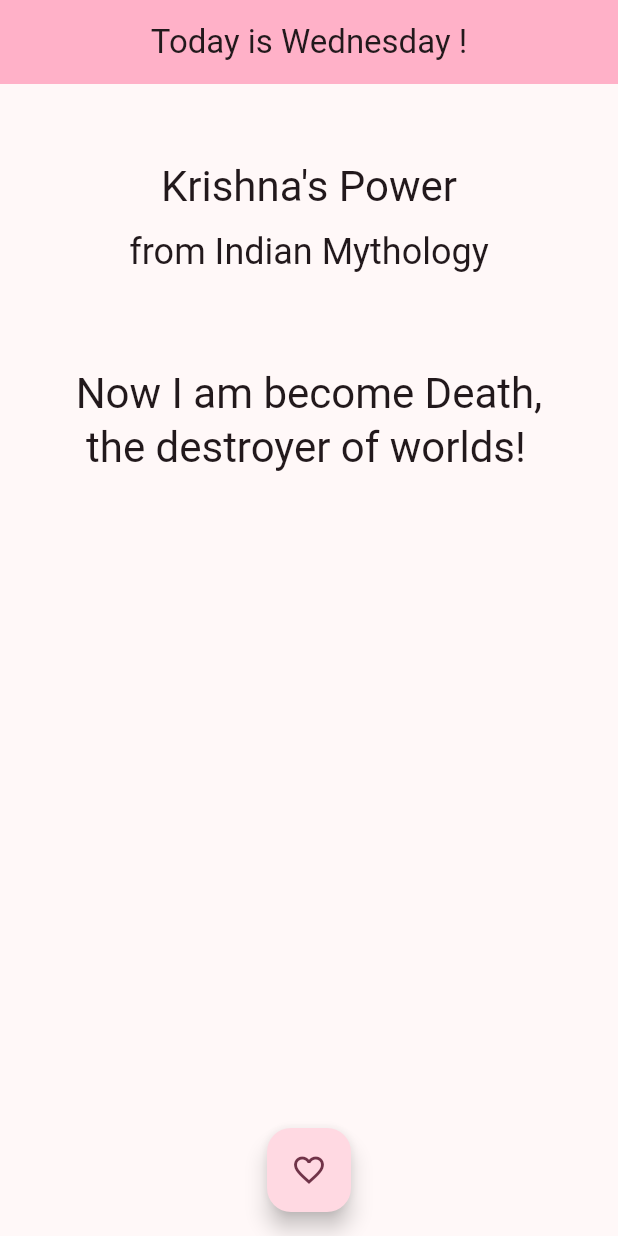
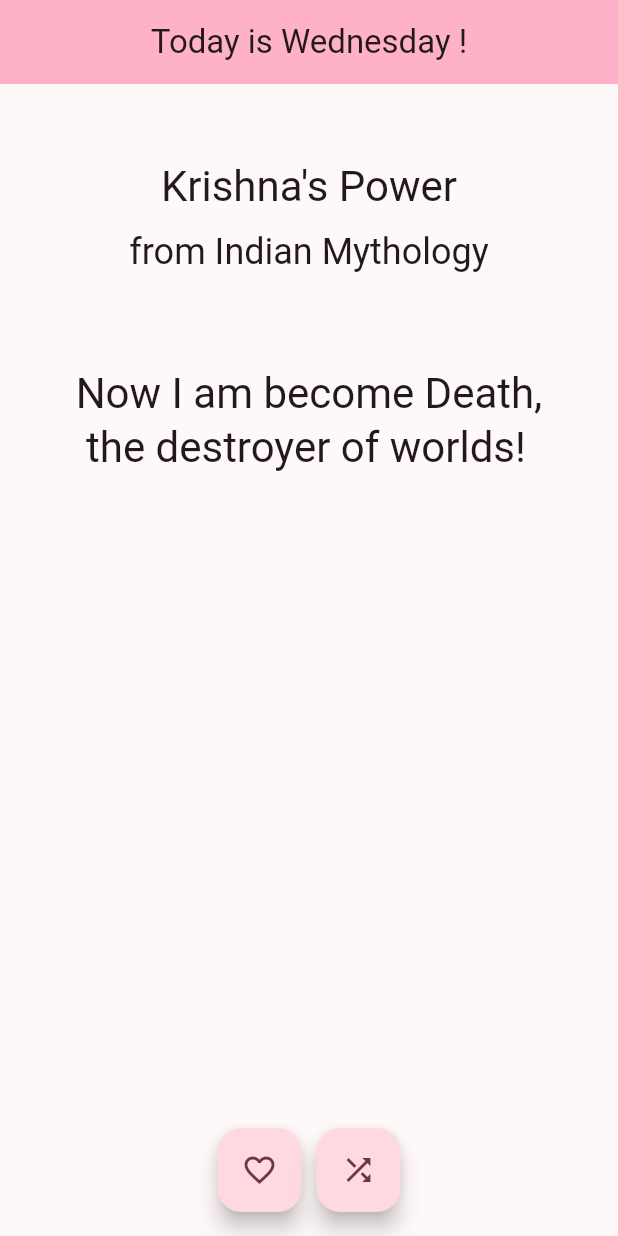
Before and after one commit to Niramin/daily_quotes, a Flutter app: the screen it shows after launch, on a phone screen of 412 x 824 dp. Run offline on Flutter 3.47's test engine with Material 2 defaults, Android fonts, the phone set to English and light mode, and no system bars.

Commit message:
two floating buttons at bottom

```diff
--- a/lib/main.dart
+++ b/lib/main.dart
@@ -42,6 +42,10 @@ class _MyHomePageState extends State<MyHomePage> {
         icon = Icons.favorite_border;
       }
     });
+  }
+
+  void _showRandomLikedPoem() {
+    setState(() {});
   }
 
   @override
@@ -90,10 +94,23 @@ class _MyHomePageState extends State<MyHomePage> {
           )
         ]),
       ),
-      floatingActionButton: FloatingActionButton(
-        onPressed: _toggleLike,
-        tooltip: 'Like',
-        child: Icon(icon),
+      floatingActionButton: Row(
+        mainAxisAlignment: MainAxisAlignment.center,
+        children: <Widget>[
+          FloatingActionButton(
+            onPressed: _toggleLike,
+            tooltip: 'Like',
+            child: Icon(icon),
+          ),
+          const SizedBox(
+            width: 10,
+          ),
+          FloatingActionButton(
+            onPressed: _showRandomLikedPoem,
+            tooltip: 'Like',
+            child: const Icon(Icons.shuffle),
+          ),
+        ],
       ),
       floatingActionButtonLocation: FloatingActionButtonLocation.centerFloat,
     );
```
